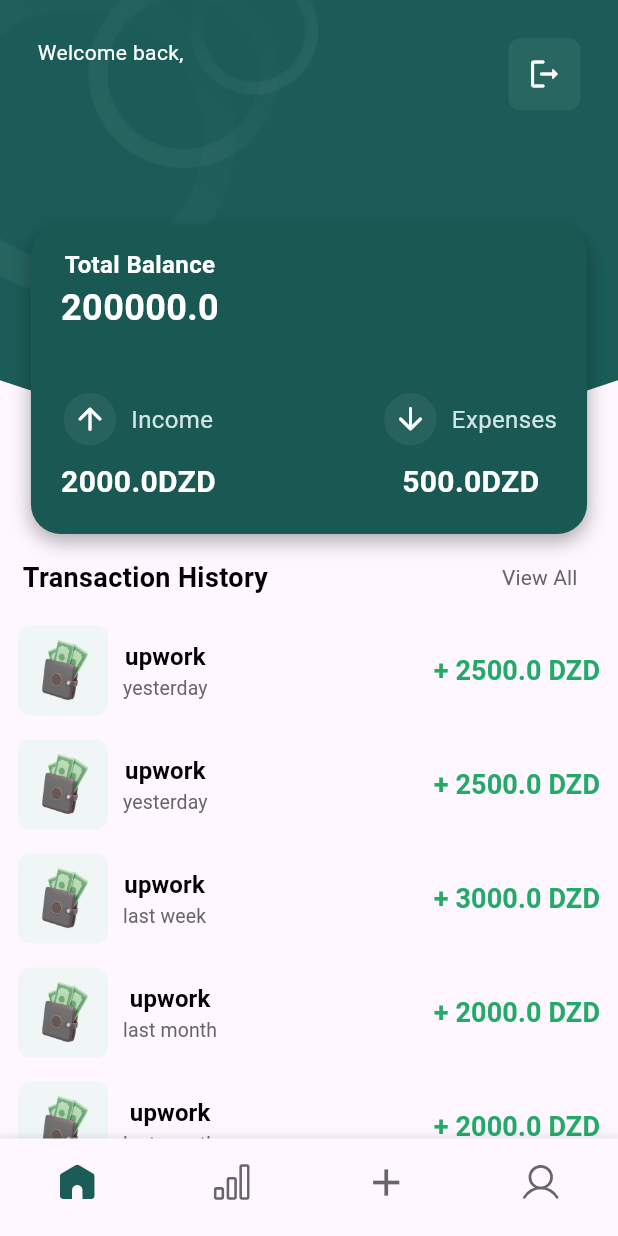
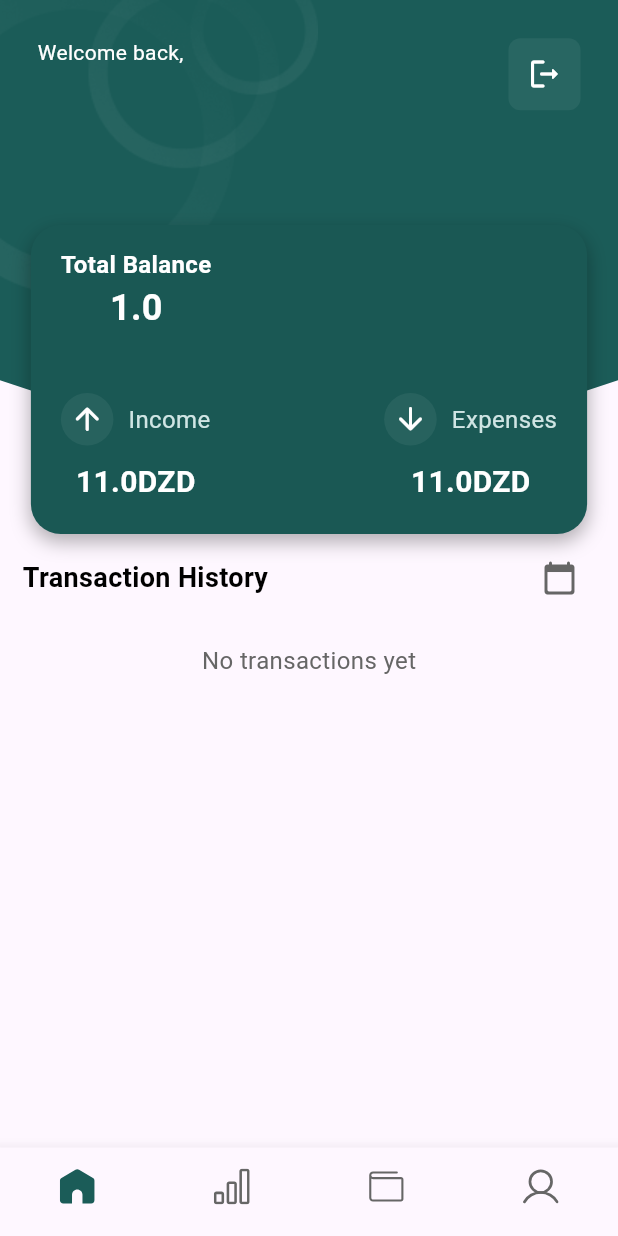
Before and after one commit to fatmakhadidja/mono, a Flutter app: the HomeScreen screen opened by its route, on a phone screen of 412 x 824 dp. Run offline on Flutter 3.47's test engine with Material 3 defaults, Android fonts, the phone set to English and light mode, and no system bars; our stand-ins replace flutter_svg, loading_indicator, shared_preferences; accounts and stored records are empty; network calls fail.

Commit message:
finished home integration

```diff
--- a/Frontend/mono/lib/core/services/AuthService.dart
+++ b/Frontend/mono/lib/core/services/AuthService.dart
@@ -4,7 +4,7 @@ import 'package:http/http.dart' as http;
 import 'package:shared_preferences/shared_preferences.dart';
 
 class AuthService {
-  String baseUrl = "http://192.168.1.11:8081/api/auth";
+  String baseUrl = "http://192.168.1.9:8081/api/auth";
   String? token;
 
   /// Save token locally in SharedPreferences
@@ -12,7 +12,6 @@ class AuthService {
     final prefs = await SharedPreferences.getInstance();
     await prefs.setString('jwt_token', token);
     await prefs.setString('fullname', fullname);
-    print("here is full name -------------- ${prefs.getString('fullname')}");
     this.token = token;
   }
 
--- a/Frontend/mono/lib/models/transaction.dart
+++ b/Frontend/mono/lib/models/transaction.dart
@@ -1,8 +1,12 @@
 class Transaction{
+
+
   final double amount;
   final String title;
   final bool income;
   final String date;
 
   Transaction({required this.amount, required this.title, required this.income, required this.date});
+
+
 }
--- a/Frontend/mono/lib/ui/screens/home_screen.dart
+++ b/Frontend/mono/lib/ui/screens/home_screen.dart
@@ -2,6 +2,7 @@ import 'package:flutter/material.dart';
 import 'package:mono/core/constants/colors.dart';
 import 'package:mono/core/constants/text_styles.dart';
 import 'package:mono/core/services/AuthService.dart';
+import 'package:mono/core/services/WalletService.dart';
 import 'package:mono/models/transaction.dart';
 import 'package:mono/models/wallet.dart';
 import 'package:mono/ui/widgets/curved_top.dart';
@@ -9,6 +10,7 @@ import 'package:mono/ui/widgets/transaction_row.dart';
 import 'package:mono/ui/widgets/wallet_container.dart';
 import 'package:shared_preferences/shared_preferences.dart';
 import 'package:flutter_svg/flutter_svg.dart';
+import 'package:intl/intl.dart';
 
 class HomeScreen extends StatefulWidget {
   const HomeScreen({super.key});
@@ -28,51 +30,37 @@ class _HomeScreenState extends State<HomeScreen> {
     });
   }
 
-  late Wallet myWallet;
+  late Wallet myWallet = Wallet(
+    balance: 1.0,
+    incomeAmount: 11.0,
+    expenseAmount: 11.0,
+    transactions: [],
+  );
+  final WalletService walletService = WalletService();
 
-  List<Transaction> transactions = [
-    Transaction(title: "upwork", amount: 2500, income: true, date: "yesterday"),
-    Transaction(title: "upwork", amount: 2500, income: true, date: "yesterday"),
-    Transaction(title: "upwork", amount: 3000, income: true, date: "last week"),
-    Transaction(
-      title: "upwork",
-      amount: 2000,
-      income: false,
-      date: "last month",
-    ),
-    Transaction(
-      title: "upwork",
-      amount: 2000,
-      income: false,
-      date: "last month",
-    ),
-    Transaction(
-      title: "upwork",
-      amount: 2000,
-      income: false,
-      date: "last month",
-    ),
-    Transaction(
-      title: "upwork",
-      amount: 2000,
-      income: false,
-      date: "last month",
-    ),
-  ];
+  List<Transaction> transactions = [];
 
   int navIndex = 0;
+  String formattedDate = '';
 
   @override
   void initState() {
     super.initState();
     _loadFullname();
 
-    myWallet = Wallet(
-      balance: 200000,
-      transactions: transactions,
-      incomeAmount: 2000,
-      expenseAmount: 500,
-    );
+    walletService.getWalletInfo().then((wallet) {
+      print("Fetched wallet: $wallet");
+
+      if (wallet != null) {
+        setState(() {
+          myWallet = wallet;
+
+          transactions = wallet.transactions;
+
+          print("Fetched transactions: ${wallet.transactions}");
+        });
+      }
+    });
   }
 
   @override
@@ -160,45 +148,88 @@ class _HomeScreenState extends State<HomeScreen> {
                     fontSize: 18,
                   ),
                 ),
-                TextButton(
-                  onPressed: () {},
-                  child: Text(
-                    "View All",
-                    style: AppTextStyles.body1(
+                IconButton(
+                  onPressed: () async {
+                    DateTime? pickedDate = await showDatePicker(
+                      context: context,
+                      initialDate: DateTime.now(),
+                      firstDate: DateTime(2000),
+                      lastDate: DateTime(2100),
+                      builder: (context, child) {
+                        return Theme(
+                          data: Theme.of(context).copyWith(
+                            colorScheme: ColorScheme.light(
+                              primary:
+                                  AppColors.primary, // header background color
+                            ),
+                            textButtonTheme: TextButtonThemeData(
+                              style: TextButton.styleFrom(
+                                foregroundColor:
+                                    Colors.teal, // button text color
+                              ),
+                            ),
+                          ),
+                          child: child!,
+                        );
+                      },
+                    );
+
+                    if (pickedDate != null) {
+                      setState(() {
+                        formattedDate = DateFormat(
+                          'yyyy-MM-dd',
+                        ).format(pickedDate);
+                        transactions = myWallet.transactions.where((tx) {
+                          return tx.date == formattedDate;
+                        }).toList();
+                      });
+                    }
+                  },
+                  icon: Icon(
+                    Icons.calendar_today_rounded,
                     color: AppColors.darkGrey,
-                      fontSize: 14,
-                    ),
                   ),
                 ),
               ],
             ),
           ),
 
-          ...transactions
+          ...(transactions.isEmpty
+              ? [
+                  Padding(
+                    padding: const EdgeInsets.all(20.0),
+                    child: Center(
+                      child: Text(
+                        "No transactions yet",
+                        style: AppTextStyles.body1(
+                          color: AppColors.darkGrey,
+                          fontSize: 16,
+                        ),
+                      ),
+                    ),
+                  ),
+                ]
+              : transactions
                     .map(
                       (tx) => TransactionRow(
                         title: tx.title,
                         date: tx.date,
                         amount: tx.amount,
+                        income: tx.income,
                       ),
                     )
-              .toList(),
+                    .toList()),
         ],
       ),
-      bottomNavigationBar:  Container(
-          decoration: BoxDecoration(
-            boxShadow: [
-              BoxShadow(
-                color: Colors.black.withOpacity(0.1),
-                blurRadius: 8,
-                offset: Offset(0, 2),
-              )
-            ]
-          ),
-          child: BottomNavigationBar(
+      bottomNavigationBar: BottomNavigationBar(
         type: BottomNavigationBarType.fixed,
         showSelectedLabels: false,
         showUnselectedLabels: false,
+        onTap: (index) {
+          setState(() {
+            navIndex = index;
+          });
+        },
         items: [
           BottomNavigationBarItem(
             icon: SvgPicture.asset(
@@ -219,27 +250,34 @@ class _HomeScreenState extends State<HomeScreen> {
             label: "",
           ),
           BottomNavigationBarItem(
-                icon: Icon(
-                  Icons.add,
-                  size: 30,
-                  color: navIndex == 2 ? AppColors.primary : AppColors.darkGrey,
-                ),
-                label: "",
-              ),
-              BottomNavigationBarItem(
             icon: SvgPicture.asset(
-                  "assets/icons/user.svg",
+              "assets/icons/wallet.svg",
               width: 24,
               height: 24,
               color: navIndex == 2 ? AppColors.primary : AppColors.darkGrey,
             ),
             label: "",
           ),
+          BottomNavigationBarItem(
+            icon: Container(
+              decoration: BoxDecoration(
+                color: navIndex == 3
+                    ? AppColors.primary.withOpacity(0.1)
+                    : Colors.transparent,
+                shape: BoxShape.circle,
+              ),
+              child: SvgPicture.asset(
+                "assets/icons/user.svg",
+                width: 24,
+                height: 24,
+                color: navIndex == 3 ? AppColors.primary : AppColors.darkGrey,
+              ),
+            ),
+            label: "",
+          ),
         ],
         currentIndex: navIndex,
       ),
-        ),
-
     );
   }
 }
--- a/Frontend/mono/lib/ui/widgets/transaction_row.dart
+++ b/Frontend/mono/lib/ui/widgets/transaction_row.dart
@@ -8,7 +8,8 @@ class TransactionRow extends StatefulWidget {
   final String? title;
   final String? date;
   final double? amount;
-  const TransactionRow({super.key, required this.title, required this.date, required this.amount});
+  final bool income;
+  const TransactionRow({super.key, required this.title, required this.date, required this.amount, required this.income});
 
   @override
   State<TransactionRow> createState() => _TransactionRowState();
@@ -41,8 +42,9 @@ class _TransactionRowState extends State<TransactionRow> {
                   fit: BoxFit.cover,
                 ),
               ),
-              SizedBox(width: 10),
+              SizedBox(width: 18),
               Column(
+                crossAxisAlignment: CrossAxisAlignment.start,
                 children: [
                   Text(
                     widget.title ?? "",
@@ -64,9 +66,11 @@ class _TransactionRowState extends State<TransactionRow> {
             ],
           ),
           Text(
-            '+ ${widget.amount} DZD',
+            widget.income ?
+            '+ ${widget.amount} DZD' :
+            '- ${widget.amount} DZD',
             style: AppTextStyles.heading1(
-              color: AppColors.success,
+              color: widget.income ? AppColors.success : AppColors.error,
               fontSize: 18,
             ),
           ),
--- a/Frontend/mono/pubspec.yaml
+++ b/Frontend/mono/pubspec.yaml
@@ -35,6 +35,7 @@ dependencies:
   lottie: ^3.3.1
   http: ^1.5.0
   flutter_svg: ^2.2.0
+  intl: ^0.19.0
 
 
   # The following adds the Cupertino Icons font to your application.
```
Also changed, not shown: Frontend/mono/lib/core/services/WalletService.dart (added, +73 -0 lines), Frontend/mono/assets/icons/wallet.svg (added), Frontend/mono/pubspec.lock, 7 other files. Lines whose indentation alone changed are shown as unchanged.
